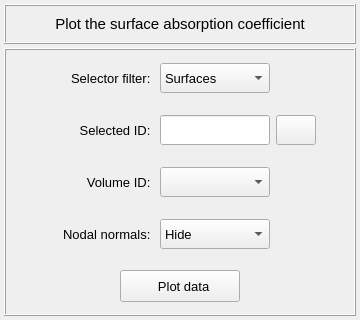
Old version of the form vibra/interface/data/ui_files/plots/acoustic/surface_absorption_coefficient_inputs.ui in the repository MOPT-UFSC/VIBRA.
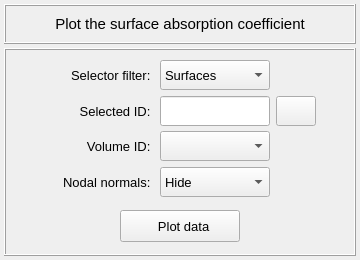
New version of the form. Icons and pictures are not drawn.

Patch:
```diff
--- a/vibra/interface/data/ui_files/plots/acoustic/surface_absorption_coefficient_inputs.ui
+++ b/vibra/interface/data/ui_files/plots/acoustic/surface_absorption_coefficient_inputs.ui
@@ -7,19 +7,19 @@
     <x>0</x>
     <y>0</y>
     <width>360</width>
-    <height>320</height>
+    <height>260</height>
    </rect>
   </property>
   <property name="minimumSize">
    <size>
     <width>0</width>
-    <height>320</height>
+    <height>260</height>
    </size>
   </property>
   <property name="maximumSize">
    <size>
     <width>16777215</width>
-    <height>320</height>
+    <height>260</height>
    </size>
   </property>
   <property name="windowTitle">
@@ -152,151 +152,7 @@
       <property name="spacing">
        <number>4</number>
       </property>
-      <item row="2" column="0">
-       <widget class="QFrame" name="frame_volume_selector">
-        <property name="minimumSize">
-         <size>
-          <width>0</width>
-          <height>48</height>
-         </size>
-        </property>
-        <property name="maximumSize">
-         <size>
-          <width>16777215</width>
-          <height>48</height>
-         </size>
-        </property>
-        <property name="frameShape">
-         <enum>QFrame::Shape::NoFrame</enum>
-        </property>
-        <property name="frameShadow">
-         <enum>QFrame::Shadow::Raised</enum>
-        </property>
-        <layout class="QGridLayout" name="gridLayout_7">
-         <property name="leftMargin">
-          <number>2</number>
-         </property>
-         <property name="topMargin">
-          <number>2</number>
-         </property>
-         <property name="rightMargin">
-          <number>2</number>
-         </property>
-         <property name="bottomMargin">
-          <number>2</number>
-         </property>
-         <property name="horizontalSpacing">
-          <number>6</number>
-         </property>
-         <property name="verticalSpacing">
-          <number>2</number>
-         </property>
-         <item row="0" column="1">
-          <widget class="QLabel" name="label_3">
-           <property name="minimumSize">
-            <size>
-             <width>110</width>
-             <height>30</height>
-            </size>
-           </property>
-           <property name="maximumSize">
-            <size>
-             <width>110</width>
-             <height>30</height>
-            </size>
-           </property>
-           <property name="font">
-            <font>
-             <pointsize>10</pointsize>
-            </font>
-           </property>
-           <property name="text">
-            <string>Volume ID: </string>
-           </property>
-           <property name="alignment">
-            <set>Qt::AlignmentFlag::AlignRight|Qt::AlignmentFlag::AlignTrailing|Qt::AlignmentFlag::AlignVCenter</set>
-           </property>
-          </widget>
-         </item>
-         <item row="0" column="2">
-          <widget class="QComboBox" name="comboBox_volumes">
-           <property name="minimumSize">
-            <size>
-             <width>110</width>
-             <height>30</height>
-            </size>
-           </property>
-           <property name="maximumSize">
-            <size>
-             <width>110</width>
-             <height>30</height>
-            </size>
-           </property>
-           <property name="font">
-            <font>
-             <pointsize>10</pointsize>
-            </font>
-           </property>
-           <property name="styleSheet">
-            <string notr="true"/>
-           </property>
-           <property name="currentIndex">
-            <number>-1</number>
-           </property>
-          </widget>
-         </item>
-         <item row="0" column="3">
-          <widget class="QFrame" name="frame_10">
-           <property name="minimumSize">
-            <size>
-             <width>40</width>
-             <height>30</height>
-            </size>
-           </property>
-           <property name="maximumSize">
-            <size>
-             <width>40</width>
-             <height>30</height>
-            </size>
-           </property>
-           <property name="frameShape">
-            <enum>QFrame::Shape::NoFrame</enum>
-           </property>
-           <property name="frameShadow">
-            <enum>QFrame::Shadow::Raised</enum>
-           </property>
-          </widget>
-         </item>
-         <item row="0" column="0">
-          <spacer name="horizontalSpacer_5">
-           <property name="orientation">
-            <enum>Qt::Orientation::Horizontal</enum>
-           </property>
-           <property name="sizeHint" stdset="0">
-            <size>
-             <width>40</width>
-             <height>20</height>
-            </size>
-           </property>
-          </spacer>
-         </item>
-         <item row="0" column="4">
-          <spacer name="horizontalSpacer_6">
-           <property name="orientation">
-            <enum>Qt::Orientation::Horizontal</enum>
-           </property>
-           <property name="sizeHint" stdset="0">
-            <size>
-             <width>40</width>
-             <height>20</height>
-            </size>
-           </property>
-          </spacer>
-         </item>
-        </layout>
-       </widget>
-      </item>
-      <item row="4" column="0">
+      <item row="1" column="0">
        <widget class="QFrame" name="frame_3">
         <property name="minimumSize">
          <size>
@@ -368,8 +224,8 @@
         </layout>
        </widget>
       </item>
-      <item row="1" column="0">
-       <widget class="QFrame" name="frame_4">
+      <item row="0" column="0">
+       <widget class="QFrame" name="frame_5">
         <property name="minimumSize">
          <size>
           <width>0</width>
@@ -379,7 +235,7 @@
         <property name="maximumSize">
          <size>
           <width>16777215</width>
-          <height>48</height>
+          <height>200</height>
          </size>
         </property>
         <property name="frameShape">
@@ -388,12 +244,12 @@
         <property name="frameShadow">
          <enum>QFrame::Shadow::Raised</enum>
         </property>
-        <layout class="QGridLayout" name="gridLayout">
+        <layout class="QGridLayout" name="gridLayout_6">
          <property name="leftMargin">
           <number>2</number>
          </property>
          <property name="topMargin">
-          <number>2</number>
+          <number>6</number>
          </property>
          <property name="rightMargin">
           <number>2</number>
@@ -401,43 +257,10 @@
          <property name="bottomMargin">
           <number>2</number>
          </property>
-         <property name="horizontalSpacing">
+         <property name="spacing">
           <number>6</number>
          </property>
-         <property name="verticalSpacing">
-          <number>2</number>
-         </property>
-         <item row="0" column="1">
-          <widget class="QLabel" name="label_10">
-           <property name="minimumSize">
-            <size>
-             <width>110</width>
-             <height>30</height>
-            </size>
-           </property>
-           <property name="maximumSize">
-            <size>
-             <width>110</width>
-             <height>30</height>
-            </size>
-           </property>
-           <property name="font">
-            <font>
-             <family>MS Shell Dlg 2</family>
-             <pointsize>10</pointsize>
-             <italic>false</italic>
-             <bold>false</bold>
-            </font>
-           </property>
-           <property name="text">
-            <string>Selected ID: </string>
-           </property>
-           <property name="alignment">
-            <set>Qt::AlignmentFlag::AlignRight|Qt::AlignmentFlag::AlignTrailing|Qt::AlignmentFlag::AlignVCenter</set>
-           </property>
-          </widget>
-         </item>
-         <item row="0" column="2">
+         <item row="1" column="2">
           <widget class="QLineEdit" name="lineEdit_selection_id">
            <property name="minimumSize">
             <size>
@@ -467,20 +290,66 @@
            </property>
           </widget>
          </item>
-         <item row="0" column="0">
-          <spacer name="horizontalSpacer">
-           <property name="orientation">
-            <enum>Qt::Orientation::Horizontal</enum>
+         <item row="0" column="2">
+          <widget class="QComboBox" name="comboBox_selector_filter">
+           <property name="minimumSize">
+            <size>
+             <width>110</width>
+             <height>30</height>
+            </size>
            </property>
-           <property name="sizeHint" stdset="0">
+           <property name="maximumSize">
             <size>
-             <width>40</width>
-             <height>20</height>
+             <width>110</width>
+             <height>30</height>
             </size>
            </property>
-          </spacer>
+           <property name="font">
+            <font>
+             <pointsize>10</pointsize>
+            </font>
+           </property>
+           <property name="styleSheet">
+            <string notr="true"/>
+           </property>
+           <property name="currentIndex">
+            <number>0</number>
+           </property>
+           <item>
+            <property name="text">
+             <string>Surfaces</string>
+            </property>
+           </item>
+          </widget>
          </item>
-         <item row="0" column="3">
+         <item row="2" column="1">
+          <widget class="QLabel" name="label_3">
+           <property name="minimumSize">
+            <size>
+             <width>110</width>
+             <height>30</height>
+            </size>
+           </property>
+           <property name="maximumSize">
+            <size>
+             <width>110</width>
+             <height>30</height>
+            </size>
+           </property>
+           <property name="font">
+            <font>
+             <pointsize>10</pointsize>
+            </font>
+           </property>
+           <property name="text">
+            <string>Volume ID: </string>
+           </property>
+           <property name="alignment">
+            <set>Qt::AlignmentFlag::AlignRight|Qt::AlignmentFlag::AlignTrailing|Qt::AlignmentFlag::AlignVCenter</set>
+           </property>
+          </widget>
+         </item>
+         <item row="1" column="3">
           <widget class="QPushButton" name="pushButton_export_data">
            <property name="minimumSize">
             <size>
@@ -526,8 +395,8 @@
            </property>
           </widget>
          </item>
-         <item row="0" column="4">
-          <spacer name="horizontalSpacer_2">
+         <item row="0" column="0">
+          <spacer name="horizontalSpacer_3">
            <property name="orientation">
             <enum>Qt::Orientation::Horizontal</enum>
            </property>
@@ -539,48 +408,6 @@
            </property>
           </spacer>
          </item>
-        </layout>
-       </widget>
-      </item>
-      <item row="0" column="0">
-       <widget class="QFrame" name="frame_5">
-        <property name="minimumSize">
-         <size>
-          <width>0</width>
-          <height>48</height>
-         </size>
-        </property>
-        <property name="maximumSize">
-         <size>
-          <width>16777215</width>
-          <height>48</height>
-         </size>
-        </property>
-        <property name="frameShape">
-         <enum>QFrame::Shape::NoFrame</enum>
-        </property>
-        <property name="frameShadow">
-         <enum>QFrame::Shadow::Raised</enum>
-        </property>
-        <layout class="QGridLayout" name="gridLayout_6">
-         <property name="leftMargin">
-          <number>2</number>
-         </property>
-         <property name="topMargin">
-          <number>2</number>
-         </property>
-         <property name="rightMargin">
-          <number>2</number>
-         </property>
-         <property name="bottomMargin">
-          <number>2</number>
-         </property>
-         <property name="horizontalSpacing">
-          <number>6</number>
-         </property>
-         <property name="verticalSpacing">
-          <number>2</number>
-         </property>
          <item row="0" column="1">
           <widget class="QLabel" name="label_2">
            <property name="minimumSize">
@@ -608,8 +435,8 @@
            </property>
           </widget>
          </item>
-         <item row="0" column="2">
-          <widget class="QComboBox" name="comboBox_selector_filter">
+         <item row="1" column="1">
+          <widget class="QLabel" name="label_10">
            <property name="minimumSize">
             <size>
              <width>110</width>
@@ -624,57 +451,20 @@
            </property>
            <property name="font">
             <font>
+             <family>MS Shell Dlg 2</family>
              <pointsize>10</pointsize>
+             <italic>false</italic>
+             <bold>false</bold>
             </font>
            </property>
-           <property name="styleSheet">
-            <string notr="true"/>
+           <property name="text">
+            <string>Selected ID: </string>
            </property>
-           <property name="currentIndex">
-            <number>0</number>
+           <property name="alignment">
+            <set>Qt::AlignmentFlag::AlignRight|Qt::AlignmentFlag::AlignTrailing|Qt::AlignmentFlag::AlignVCenter</set>
            </property>
-           <item>
-            <property name="text">
-             <string>Surfaces</string>
-            </property>
-           </item>
           </widget>
          </item>
-         <item row="0" column="3">
-          <widget class="QFrame" name="frame_6">
-           <property name="minimumSize">
-            <size>
-             <width>40</width>
-             <height>30</height>
-            </size>
-           </property>
-           <property name="maximumSize">
-            <size>
-             <width>40</width>
-             <height>30</height>
-            </size>
-           </property>
-           <property name="frameShape">
-            <enum>QFrame::Shape::NoFrame</enum>
-           </property>
-           <property name="frameShadow">
-            <enum>QFrame::Shadow::Raised</enum>
-           </property>
-          </widget>
-         </item>
-         <item row="0" column="0">
-          <spacer name="horizontalSpacer_3">
-           <property name="orientation">
-            <enum>Qt::Orientation::Horizontal</enum>
-           </property>
-           <property name="sizeHint" stdset="0">
-            <size>
-             <width>40</width>
-             <height>20</height>
-            </size>
-           </property>
-          </spacer>
-         </item>
          <item row="0" column="4">
           <spacer name="horizontalSpacer_4">
            <property name="orientation">
@@ -688,50 +478,30 @@
            </property>
           </spacer>
          </item>
-        </layout>
-       </widget>
-      </item>
-      <item row="3" column="0">
-       <widget class="QFrame" name="frame_7">
-        <property name="minimumSize">
-         <size>
-          <width>0</width>
-          <height>48</height>
-         </size>
-        </property>
-        <property name="maximumSize">
-         <size>
-          <width>16777215</width>
-          <height>48</height>
-         </size>
-        </property>
-        <property name="frameShape">
-         <enum>QFrame::Shape::NoFrame</enum>
-        </property>
-        <property name="frameShadow">
-         <enum>QFrame::Shadow::Raised</enum>
-        </property>
-        <layout class="QGridLayout" name="gridLayout_8">
-         <property name="leftMargin">
-          <number>2</number>
-         </property>
-         <property name="topMargin">
-          <number>2</number>
-         </property>
-         <property name="rightMargin">
-          <number>2</number>
-         </property>
-         <property name="bottomMargin">
-          <number>2</number>
-         </property>
-         <property name="horizontalSpacing">
-          <number>6</number>
-         </property>
-         <property name="verticalSpacing">
-          <number>2</number>
-         </property>
-         <item row="0" column="1">
-          <widget class="QLabel" name="label_4">
+         <item row="0" column="3">
+          <widget class="QFrame" name="frame_6">
+           <property name="minimumSize">
+            <size>
+             <width>40</width>
+             <height>30</height>
+            </size>
+           </property>
+           <property name="maximumSize">
+            <size>
+             <width>40</width>
+             <height>30</height>
+            </size>
+           </property>
+           <property name="frameShape">
+            <enum>QFrame::Shape::NoFrame</enum>
+           </property>
+           <property name="frameShadow">
+            <enum>QFrame::Shadow::Raised</enum>
+           </property>
+          </widget>
+         </item>
+         <item row="2" column="2">
+          <widget class="QComboBox" name="comboBox_volumes">
            <property name="minimumSize">
             <size>
              <width>110</width>
@@ -749,15 +519,15 @@
              <pointsize>10</pointsize>
             </font>
            </property>
-           <property name="text">
-            <string>Nodal normals: </string>
+           <property name="styleSheet">
+            <string notr="true"/>
            </property>
-           <property name="alignment">
-            <set>Qt::AlignmentFlag::AlignRight|Qt::AlignmentFlag::AlignTrailing|Qt::AlignmentFlag::AlignVCenter</set>
+           <property name="currentIndex">
+            <number>-1</number>
            </property>
           </widget>
          </item>
-         <item row="0" column="2">
+         <item row="3" column="2">
           <widget class="QComboBox" name="comboBox_nodal_normals">
            <property name="minimumSize">
             <size>
@@ -794,54 +564,33 @@
            </item>
           </widget>
          </item>
-         <item row="0" column="3">
-          <widget class="QFrame" name="frame_8">
+         <item row="3" column="1">
+          <widget class="QLabel" name="label_4">
            <property name="minimumSize">
             <size>
-             <width>40</width>
+             <width>110</width>
              <height>30</height>
             </size>
            </property>
            <property name="maximumSize">
             <size>
-             <width>40</width>
+             <width>110</width>
              <height>30</height>
             </size>
            </property>
-           <property name="frameShape">
-            <enum>QFrame::Shape::NoFrame</enum>
+           <property name="font">
+            <font>
+             <pointsize>10</pointsize>
+            </font>
            </property>
-           <property name="frameShadow">
-            <enum>QFrame::Shadow::Raised</enum>
+           <property name="text">
+            <string>Nodal normals: </string>
+           </property>
+           <property name="alignment">
+            <set>Qt::AlignmentFlag::AlignRight|Qt::AlignmentFlag::AlignTrailing|Qt::AlignmentFlag::AlignVCenter</set>
            </property>
           </widget>
          </item>
-         <item row="0" column="0">
-          <spacer name="horizontalSpacer_7">
-           <property name="orientation">
-            <enum>Qt::Orientation::Horizontal</enum>
-           </property>
-           <property name="sizeHint" stdset="0">
-            <size>
-             <width>40</width>
-             <height>20</height>
-            </size>
-           </property>
-          </spacer>
-         </item>
-         <item row="0" column="4">
-          <spacer name="horizontalSpacer_8">
-           <property name="orientation">
-            <enum>Qt::Orientation::Horizontal</enum>
-           </property>
-           <property name="sizeHint" stdset="0">
-            <size>
-             <width>40</width>
-             <height>20</height>
-            </size>
-           </property>
-          </spacer>
-         </item>
         </layout>
        </widget>
       </item>
```
